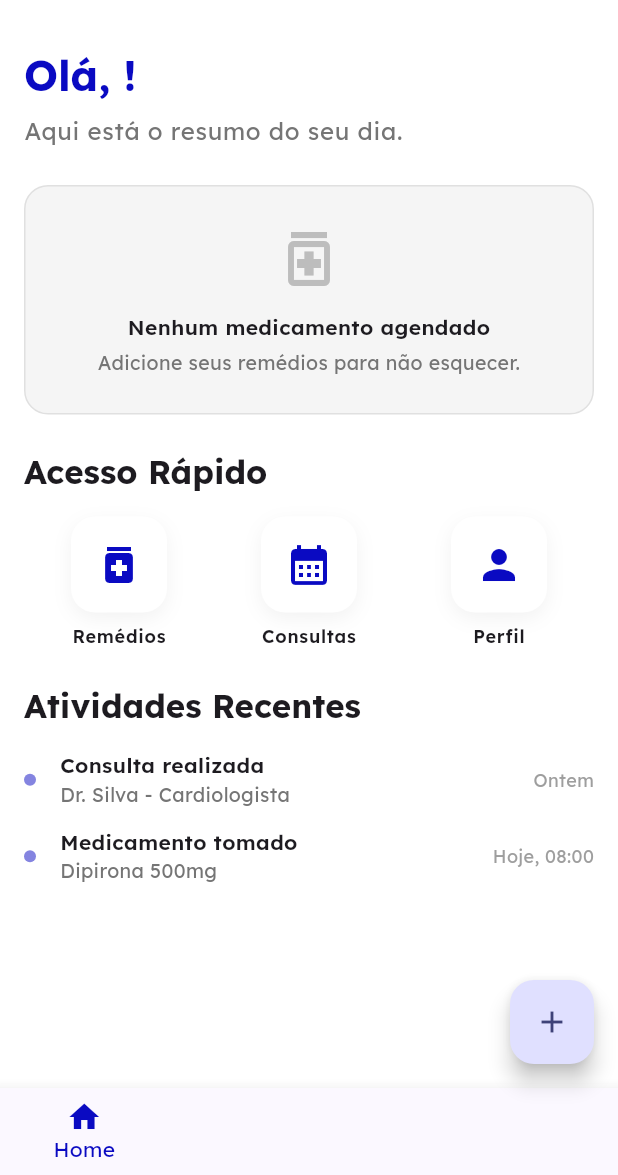
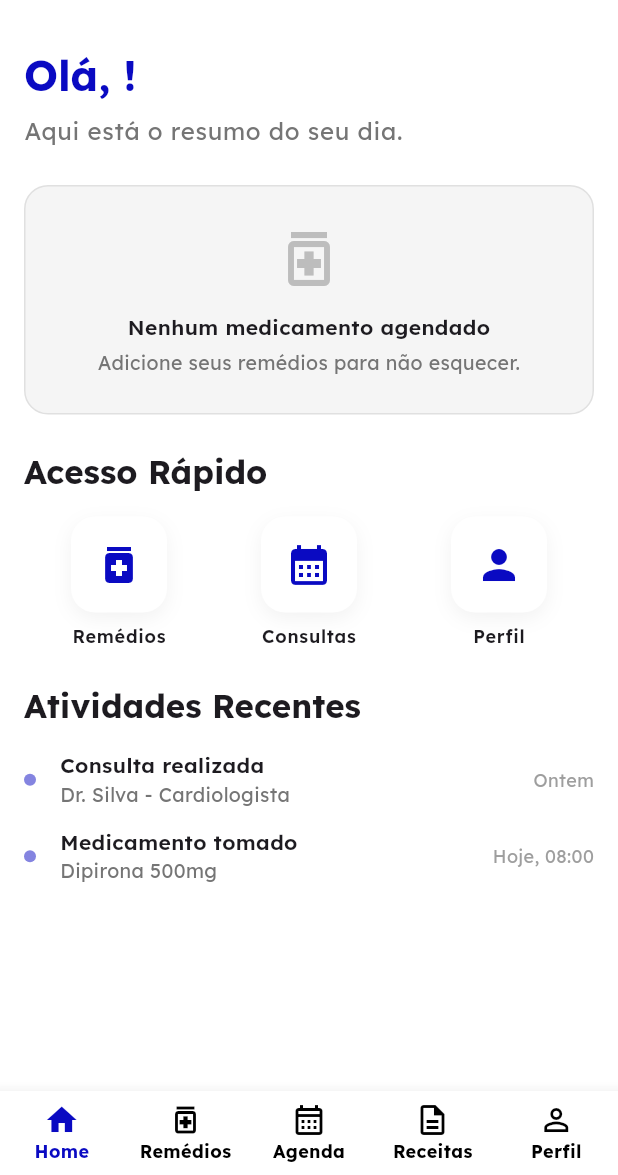
Before and after one commit to zeroumbit/minha-saude, a Flutter app: the HomeScreen screen opened by its route, on a phone screen of 412 x 824 dp, the part 61-1236 px from its top. Run offline on Flutter 3.47's test engine with Material 3 defaults, Android fonts, the phone set to English and light mode, and no system bars; our stand-ins replace go_router, google_fonts, image_picker, supabase_flutter; accounts and stored records are empty.

Commit message:
Adiciona main shell e atualiza router e tema

```diff
--- a/minha_saude/lib/core/router.dart
+++ b/minha_saude/lib/core/router.dart
@@ -12,6 +12,7 @@ import 'package:minha_saude/ui/appointments/appointments_screen.dart';
 import 'package:minha_saude/ui/appointments/add_appointment_screen.dart';
 import 'package:minha_saude/ui/profile/profile_screen.dart';
 import 'package:minha_saude/ui/profile/care_circle_screen.dart';
+import 'package:minha_saude/ui/shell/main_shell.dart';
 import 'package:minha_saude/data/models/medication_model.dart';
 import 'package:supabase_flutter/supabase_flutter.dart';
 
@@ -27,13 +28,83 @@ final GoRouter router = GoRouter(
       path: '/login',
       builder: (context, state) => const LoginScreen(),
     ),
+
+    // Shell Route with bottom navigation bar
+    StatefulShellRoute.indexedStack(
+      builder: (context, state, navigationShell) {
+        return MainShell(navigationShell: navigationShell);
+      },
+      branches: [
+        // Branch 0: Home
+        StatefulShellBranch(
+          routes: [
             GoRoute(
               path: '/home',
               builder: (context, state) => const HomeScreen(),
             ),
+          ],
+        ),
+        // Branch 1: Remédios
+        StatefulShellBranch(
+          routes: [
             GoRoute(
               path: '/medications',
               builder: (context, state) => const MedicationListScreen(),
+              routes: [
+                GoRoute(
+                  path: 'add',
+                  builder: (context, state) => const AddMedicationScreen(),
+                ),
+              ],
+            ),
+          ],
+        ),
+        // Branch 2: Agenda
+        StatefulShellBranch(
+          routes: [
+            GoRoute(
+              path: '/appointments',
+              builder: (context, state) => const AppointmentsScreen(),
+              routes: [
+                GoRoute(
+                  path: 'add',
+                  builder: (context, state) => const AddAppointmentScreen(),
+                ),
+              ],
+            ),
+          ],
+        ),
+        // Branch 3: Receitas
+        StatefulShellBranch(
+          routes: [
+            GoRoute(
+              path: '/prescriptions',
+              builder: (context, state) => const PrescriptionsScreen(),
+              routes: [
+                GoRoute(
+                  path: 'add',
+                  builder: (context, state) => const AddPrescriptionScreen(),
+                ),
+              ],
+            ),
+          ],
+        ),
+        // Branch 4: Perfil
+        StatefulShellBranch(
+          routes: [
+            GoRoute(
+              path: '/profile',
+              builder: (context, state) => const ProfileScreen(),
+            ),
+          ],
+        ),
+      ],
+    ),
+
+    // Routes outside the shell (no bottom nav)
+    GoRoute(
+      path: '/add-medication',
+      builder: (context, state) => const AddMedicationScreen(),
     ),
     GoRoute(
       path: '/medication-detail',
@@ -43,28 +114,12 @@ final GoRouter router = GoRouter(
       },
     ),
     GoRoute(
-      path: '/prescriptions',
-      builder: (context, state) => const PrescriptionsScreen(),
-    ),
-    GoRoute(
-      path: '/add-medication',
-      builder: (context, state) => const AddMedicationScreen(),
-    ),
-    GoRoute(
-      path: '/appointments',
-      builder: (context, state) => const AppointmentsScreen(),
-    ),
-    GoRoute(
       path: '/add-appointment',
       builder: (context, state) => const AddAppointmentScreen(),
     ),
     GoRoute(
       path: '/add-prescription',
       builder: (context, state) => const AddPrescriptionScreen(),
-    ),
-    GoRoute(
-      path: '/profile',
-      builder: (context, state) => const ProfileScreen(),
     ),
     GoRoute(
       path: '/care-circle',
--- /dev/null
+++ b/minha_saude/lib/ui/shell/main_shell.dart
@@ -0,0 +1,71 @@
+import 'package:flutter/material.dart';
+import 'package:go_router/go_router.dart';
+
+class MainShell extends StatefulWidget {
+  final StatefulNavigationShell navigationShell;
+
+  const MainShell({super.key, required this.navigationShell});
+
+  @override
+  State<MainShell> createState() => _MainShellState();
+}
+
+class _MainShellState extends State<MainShell> {
+  @override
+  Widget build(BuildContext context) {
+    return Scaffold(
+      body: widget.navigationShell,
+      bottomNavigationBar: BottomNavigationBar(
+        type: BottomNavigationBarType.fixed,
+        backgroundColor: Colors.white,
+        selectedItemColor: Theme.of(context).primaryColor,
+        unselectedItemColor: Colors.black,
+        showUnselectedLabels: true,
+        selectedLabelStyle: const TextStyle(
+          fontWeight: FontWeight.bold,
+          fontSize: 12,
+          color: Color(0xFF0A0AC2),
+        ),
+        unselectedLabelStyle: const TextStyle(
+          fontWeight: FontWeight.bold,
+          fontSize: 12,
+          color: Colors.black,
+        ),
+        currentIndex: widget.navigationShell.currentIndex,
+        onTap: (index) {
+          widget.navigationShell.goBranch(
+            index,
+            initialLocation: index == widget.navigationShell.currentIndex,
+          );
+        },
+        items: const [
+          BottomNavigationBarItem(
+            icon: Icon(Icons.home_outlined),
+            activeIcon: Icon(Icons.home),
+            label: 'Home',
+          ),
+          BottomNavigationBarItem(
+            icon: Icon(Icons.medication_outlined),
+            activeIcon: Icon(Icons.medication),
+            label: 'Remédios',
+          ),
+          BottomNavigationBarItem(
+            icon: Icon(Icons.calendar_month_outlined),
+            activeIcon: Icon(Icons.calendar_month),
+            label: 'Agenda',
+          ),
+          BottomNavigationBarItem(
+            icon: Icon(Icons.description_outlined),
+            activeIcon: Icon(Icons.description),
+            label: 'Receitas',
+          ),
+          BottomNavigationBarItem(
+            icon: Icon(Icons.person_outline),
+            activeIcon: Icon(Icons.person),
+            label: 'Perfil',
+          ),
+        ],
+      ),
+    );
+  }
+}
```
Also changed, not shown: minha_saude/lib/ui/home/home_screen.dart (+0 -26 lines), minha_saude/lib/ui/profile/care_circle_screen.dart (+0 -8 lines), minha_saude/lib/ui/theme/app_theme.dart (+14 -2 lines), 1 other file. Lines whose indentation alone changed are shown as unchanged.
